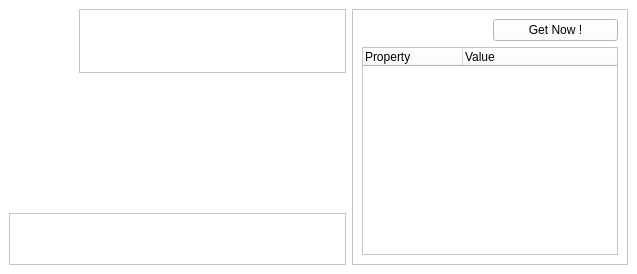
Above: rezals/detail/rzxitem.ui from Fruneau/qRezix before the change. Below: the same form after it.
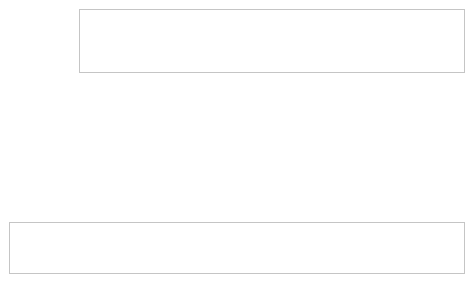
That is the form after the change.

Commit message: Ajout d'un splitter pour sÃ©parer la partie 'DÃ©tails sur la personne' et la partie 'PropriÃ©tÃ©s' dans Item Details consÃ©quence : * Equilibrage entre les deux champs dÃ©fini par l'utilisateur uniquement... * PossibilitÃ© de disparaÃ®tre une des deux partie * A terme, devrait permettre de placer Item Details en vertical avec les deux sous modules l'un au dessous de l'autre...

What changed in the file:
```diff
--- a/rezals/detail/rzxitem.ui
+++ b/rezals/detail/rzxitem.ui
@@ -8,8 +8,8 @@
    <rect>
     <x>0</x>
     <y>0</y>
-    <width>637</width>
-    <height>274</height>
+    <width>474</width>
+    <height>283</height>
    </rect>
   </property>
   <property name="sizePolicy" >
@@ -22,7 +22,7 @@
   </property>
   <property name="minimumSize" >
    <size>
-    <width>300</width>
+    <width>150</width>
     <height>256</height>
    </size>
   </property>
@@ -307,31 +307,250 @@
    <property name="spacing" >
     <number>6</number>
    </property>
-   <item row="3" column="0" >
-    <spacer>
-     <property name="orientation" >
-      <enum>Qt::Vertical</enum>
+   <item row="0" column="0" colspan="2" >
+    <layout class="QHBoxLayout" >
+     <property name="margin" >
+      <number>0</number>
      </property>
-     <property name="sizeHint" >
+     <property name="spacing" >
+      <number>6</number>
+     </property>
+     <item>
+      <widget class="QLabel" name="lblIcon" >
+       <property name="sizePolicy" >
+        <sizepolicy>
+         <hsizetype>0</hsizetype>
+         <vsizetype>0</vsizetype>
+         <horstretch>0</horstretch>
+         <verstretch>0</verstretch>
+        </sizepolicy>
+       </property>
+       <property name="minimumSize" >
       <size>
-       <width>20</width>
-       <height>16</height>
-      </size>
-     </property>
-    </spacer>
-   </item>
-   <item row="1" column="0" >
-    <spacer>
-     <property name="orientation" >
-      <enum>Qt::Vertical</enum>
-     </property>
-     <property name="sizeHint" >
+         <width>64</width>
+         <height>64</height>
+        </size>
+       </property>
+       <property name="maximumSize" >
+        <size>
+         <width>64</width>
+         <height>64</height>
+        </size>
+       </property>
+       <property name="text" >
+        <string/>
+       </property>
+      </widget>
+     </item>
+     <item>
+      <widget class="QFrame" name="frame" >
+       <property name="sizePolicy" >
+        <sizepolicy>
+         <hsizetype>7</hsizetype>
+         <vsizetype>5</vsizetype>
+         <horstretch>0</horstretch>
+         <verstretch>0</verstretch>
+        </sizepolicy>
+       </property>
+       <property name="minimumSize" >
       <size>
-       <width>20</width>
-       <height>16</height>
-      </size>
-     </property>
-    </spacer>
+         <width>16</width>
+         <height>64</height>
+        </size>
+       </property>
+       <property name="maximumSize" >
+        <size>
+         <width>16777215</width>
+         <height>64</height>
+        </size>
+       </property>
+       <property name="frameShape" >
+        <enum>QFrame::StyledPanel</enum>
+       </property>
+       <property name="frameShadow" >
+        <enum>QFrame::Raised</enum>
+       </property>
+       <layout class="QGridLayout" >
+        <property name="margin" >
+         <number>9</number>
+        </property>
+        <property name="spacing" >
+         <number>6</number>
+        </property>
+        <item row="0" column="0" >
+         <widget class="QLabel" name="lblFavorite" >
+          <property name="text" >
+           <string/>
+          </property>
+         </widget>
+        </item>
+        <item row="0" column="1" >
+         <widget class="QLabel" name="lblName" >
+          <property name="sizePolicy" >
+           <sizepolicy>
+            <hsizetype>7</hsizetype>
+            <vsizetype>5</vsizetype>
+            <horstretch>0</horstretch>
+            <verstretch>0</verstretch>
+           </sizepolicy>
+          </property>
+          <property name="textFormat" >
+           <enum>Qt::RichText</enum>
+          </property>
+          <property name="alignment" >
+           <set>Qt::AlignCenter</set>
+          </property>
+         </widget>
+        </item>
+       </layout>
+      </widget>
+     </item>
+    </layout>
+   </item>
+   <item row="5" column="0" colspan="2" >
+    <widget class="QFrame" name="frmDetails" >
+     <property name="sizePolicy" >
+      <sizepolicy>
+       <hsizetype>5</hsizetype>
+       <vsizetype>0</vsizetype>
+       <horstretch>0</horstretch>
+       <verstretch>0</verstretch>
+      </sizepolicy>
+     </property>
+     <property name="frameShape" >
+      <enum>QFrame::StyledPanel</enum>
+     </property>
+     <property name="frameShadow" >
+      <enum>QFrame::Raised</enum>
+     </property>
+     <layout class="QHBoxLayout" >
+      <property name="margin" >
+       <number>8</number>
+      </property>
+      <property name="spacing" >
+       <number>6</number>
+      </property>
+      <item>
+       <widget class="QLabel" name="lblStateIcon" >
+        <property name="sizePolicy" >
+         <sizepolicy>
+          <hsizetype>0</hsizetype>
+          <vsizetype>0</vsizetype>
+          <horstretch>0</horstretch>
+          <verstretch>0</verstretch>
+         </sizepolicy>
+        </property>
+        <property name="minimumSize" >
+         <size>
+          <width>32</width>
+          <height>32</height>
+         </size>
+        </property>
+        <property name="maximumSize" >
+         <size>
+          <width>32</width>
+          <height>32</height>
+         </size>
+        </property>
+        <property name="text" >
+         <string/>
+        </property>
+       </widget>
+      </item>
+      <item>
+       <widget class="QLabel" name="lblState" >
+        <property name="text" >
+         <string/>
+        </property>
+       </widget>
+      </item>
+      <item>
+       <widget class="QLabel" name="lblOS" >
+        <property name="sizePolicy" >
+         <sizepolicy>
+          <hsizetype>0</hsizetype>
+          <vsizetype>0</vsizetype>
+          <horstretch>0</horstretch>
+          <verstretch>0</verstretch>
+         </sizepolicy>
+        </property>
+        <property name="minimumSize" >
+         <size>
+          <width>32</width>
+          <height>32</height>
+         </size>
+        </property>
+        <property name="maximumSize" >
+         <size>
+          <width>32</width>
+          <height>32</height>
+         </size>
+        </property>
+        <property name="text" >
+         <string/>
+        </property>
+       </widget>
+      </item>
+      <item>
+       <widget class="QLabel" name="lblClient" >
+        <property name="text" >
+         <string/>
+        </property>
+       </widget>
+      </item>
+      <item>
+       <widget class="QLabel" name="lblPromo" >
+        <property name="sizePolicy" >
+         <sizepolicy>
+          <hsizetype>0</hsizetype>
+          <vsizetype>0</vsizetype>
+          <horstretch>0</horstretch>
+          <verstretch>0</verstretch>
+         </sizepolicy>
+        </property>
+        <property name="minimumSize" >
+         <size>
+          <width>32</width>
+          <height>32</height>
+         </size>
+        </property>
+        <property name="maximumSize" >
+         <size>
+          <width>32</width>
+          <height>32</height>
+         </size>
+        </property>
+        <property name="text" >
+         <string/>
+        </property>
+       </widget>
+      </item>
+      <item>
+       <layout class="QVBoxLayout" >
+        <property name="margin" >
+         <number>0</number>
+        </property>
+        <property name="spacing" >
+         <number>6</number>
+        </property>
+        <item>
+         <widget class="QLabel" name="lblRezal" >
+          <property name="text" >
+           <string/>
+          </property>
+         </widget>
+        </item>
+        <item>
+         <widget class="QLabel" name="lblIP" >
+          <property name="text" >
+           <string/>
+          </property>
+         </widget>
+        </item>
+       </layout>
+      </item>
+     </layout>
+    </widget>
    </item>
    <item row="2" column="0" >
     <layout class="QGridLayout" >
@@ -524,7 +743,33 @@
      </item>
     </layout>
    </item>
-   <item rowspan="3" row="1" column="1" >
+   <item row="1" column="0" >
+    <spacer>
+     <property name="orientation" >
+      <enum>Qt::Vertical</enum>
+     </property>
+     <property name="sizeHint" >
+      <size>
+       <width>76</width>
+       <height>16</height>
+      </size>
+     </property>
+    </spacer>
+   </item>
+   <item rowspan="2" row="3" column="0" >
+    <spacer>
+     <property name="orientation" >
+      <enum>Qt::Vertical</enum>
+     </property>
+     <property name="sizeHint" >
+      <size>
+       <width>76</width>
+       <height>16</height>
+      </size>
+     </property>
+    </spacer>
+   </item>
+   <item rowspan="4" row="1" column="1" >
     <widget class="QLabel" name="lblComment" >
      <property name="sizePolicy" >
       <sizepolicy>
@@ -551,349 +796,6 @@
      </property>
     </widget>
    </item>
-   <item rowspan="5" row="0" column="2" >
-    <widget class="QFrame" name="frmProp" >
-     <property name="sizePolicy" >
-      <sizepolicy>
-       <hsizetype>5</hsizetype>
-       <vsizetype>7</vsizetype>
-       <horstretch>0</horstretch>
-       <verstretch>0</verstretch>
-      </sizepolicy>
-     </property>
-     <property name="frameShape" >
-      <enum>QFrame::StyledPanel</enum>
-     </property>
-     <property name="frameShadow" >
-      <enum>QFrame::Raised</enum>
-     </property>
-     <layout class="QGridLayout" >
-      <property name="margin" >
-       <number>9</number>
-      </property>
-      <property name="spacing" >
-       <number>6</number>
-      </property>
-      <item row="1" column="0" colspan="2" >
-       <widget class="QTreeWidget" name="propsView" >
-        <property name="sizePolicy" >
-         <sizepolicy>
-          <hsizetype>7</hsizetype>
-          <vsizetype>7</vsizetype>
-          <horstretch>0</horstretch>
-          <verstretch>0</verstretch>
-         </sizepolicy>
-        </property>
-        <property name="minimumSize" >
-         <size>
-          <width>0</width>
-          <height>128</height>
-         </size>
-        </property>
-        <property name="maximumSize" >
-         <size>
-          <width>300</width>
-          <height>16777215</height>
-         </size>
-        </property>
-        <property name="baseSize" >
-         <size>
-          <width>300</width>
-          <height>128</height>
-         </size>
-        </property>
-        <property name="alternatingRowColors" >
-         <bool>true</bool>
-        </property>
-        <property name="rootIsDecorated" >
-         <bool>false</bool>
-        </property>
-        <property name="uniformRowHeights" >
-         <bool>true</bool>
-        </property>
-        <property name="itemsExpandable" >
-         <bool>false</bool>
-        </property>
-        <property name="columnCount" >
-         <number>2</number>
-        </property>
-        <column>
-         <property name="text" >
-          <string>Property</string>
-         </property>
-        </column>
-        <column>
-         <property name="text" >
-          <string>Value</string>
-         </property>
-        </column>
-       </widget>
-      </item>
-      <item row="0" column="1" >
-       <widget class="QPushButton" name="btnProperties" >
-        <property name="text" >
-         <string>Get Now !</string>
-        </property>
-       </widget>
-      </item>
-      <item row="0" column="0" >
-       <widget class="QLabel" name="lblDate" >
-        <property name="text" >
-         <string/>
-        </property>
-        <property name="buddy" >
-         <cstring>btnProperties</cstring>
-        </property>
-       </widget>
-      </item>
-     </layout>
-    </widget>
-   </item>
-   <item row="4" column="0" colspan="2" >
-    <widget class="QFrame" name="frmDetails" >
-     <property name="sizePolicy" >
-      <sizepolicy>
-       <hsizetype>5</hsizetype>
-       <vsizetype>0</vsizetype>
-       <horstretch>0</horstretch>
-       <verstretch>0</verstretch>
-      </sizepolicy>
-     </property>
-     <property name="frameShape" >
-      <enum>QFrame::StyledPanel</enum>
-     </property>
-     <property name="frameShadow" >
-      <enum>QFrame::Raised</enum>
-     </property>
-     <layout class="QHBoxLayout" >
-      <property name="margin" >
-       <number>8</number>
-      </property>
-      <property name="spacing" >
-       <number>6</number>
-      </property>
-      <item>
-       <widget class="QLabel" name="lblStateIcon" >
-        <property name="sizePolicy" >
-         <sizepolicy>
-          <hsizetype>0</hsizetype>
-          <vsizetype>0</vsizetype>
-          <horstretch>0</horstretch>
-          <verstretch>0</verstretch>
-         </sizepolicy>
-        </property>
-        <property name="minimumSize" >
-         <size>
-          <width>32</width>
-          <height>32</height>
-         </size>
-        </property>
-        <property name="maximumSize" >
-         <size>
-          <width>32</width>
-          <height>32</height>
-         </size>
-        </property>
-        <property name="text" >
-         <string/>
-        </property>
-       </widget>
-      </item>
-      <item>
-       <widget class="QLabel" name="lblState" >
-        <property name="text" >
-         <string/>
-        </property>
-       </widget>
-      </item>
-      <item>
-       <widget class="QLabel" name="lblOS" >
-        <property name="sizePolicy" >
-         <sizepolicy>
-          <hsizetype>0</hsizetype>
-          <vsizetype>0</vsizetype>
-          <horstretch>0</horstretch>
-          <verstretch>0</verstretch>
-         </sizepolicy>
-        </property>
-        <property name="minimumSize" >
-         <size>
-          <width>32</width>
-          <height>32</height>
-         </size>
-        </property>
-        <property name="maximumSize" >
-         <size>
-          <width>32</width>
-          <height>32</height>
-         </size>
-        </property>
-        <property name="text" >
-         <string/>
-        </property>
-       </widget>
-      </item>
-      <item>
-       <widget class="QLabel" name="lblClient" >
-        <property name="text" >
-         <string/>
-        </property>
-       </widget>
-      </item>
-      <item>
-       <widget class="QLabel" name="lblPromo" >
-        <property name="sizePolicy" >
-         <sizepolicy>
-          <hsizetype>0</hsizetype>
-          <vsizetype>0</vsizetype>
-          <horstretch>0</horstretch>
-          <verstretch>0</verstretch>
-         </sizepolicy>
-        </property>
-        <property name="minimumSize" >
-         <size>
-          <width>32</width>
-          <height>32</height>
-         </size>
-        </property>
-        <property name="maximumSize" >
-         <size>
-          <width>32</width>
-          <height>32</height>
-         </size>
-        </property>
-        <property name="text" >
-         <string/>
-        </property>
-       </widget>
-      </item>
-      <item>
-       <layout class="QVBoxLayout" >
-        <property name="margin" >
-         <number>0</number>
-        </property>
-        <property name="spacing" >
-         <number>6</number>
-        </property>
-        <item>
-         <widget class="QLabel" name="lblRezal" >
-          <property name="text" >
-           <string/>
-          </property>
-         </widget>
-        </item>
-        <item>
-         <widget class="QLabel" name="lblIP" >
-          <property name="text" >
-           <string/>
-          </property>
-         </widget>
-        </item>
-       </layout>
-      </item>
-     </layout>
-    </widget>
-   </item>
-   <item row="0" column="0" colspan="2" >
-    <layout class="QHBoxLayout" >
-     <property name="margin" >
-      <number>0</number>
-     </property>
-     <property name="spacing" >
-      <number>6</number>
-     </property>
-     <item>
-      <widget class="QLabel" name="lblIcon" >
-       <property name="sizePolicy" >
-        <sizepolicy>
-         <hsizetype>0</hsizetype>
-         <vsizetype>0</vsizetype>
-         <horstretch>0</horstretch>
-         <verstretch>0</verstretch>
-        </sizepolicy>
-       </property>
-       <property name="minimumSize" >
-        <size>
-         <width>64</width>
-         <height>64</height>
-        </size>
-       </property>
-       <property name="maximumSize" >
-        <size>
-         <width>64</width>
-         <height>64</height>
-        </size>
-       </property>
-       <property name="text" >
-        <string/>
-       </property>
-      </widget>
-     </item>
-     <item>
-      <widget class="QFrame" name="frame" >
-       <property name="sizePolicy" >
-        <sizepolicy>
-         <hsizetype>7</hsizetype>
-         <vsizetype>5</vsizetype>
-         <horstretch>0</horstretch>
-         <verstretch>0</verstretch>
-        </sizepolicy>
-       </property>
-       <property name="minimumSize" >
-        <size>
-         <width>16</width>
-         <height>64</height>
-        </size>
-       </property>
-       <property name="maximumSize" >
-        <size>
-         <width>16777215</width>
-         <height>64</height>
-        </size>
-       </property>
-       <property name="frameShape" >
-        <enum>QFrame::StyledPanel</enum>
-       </property>
-       <property name="frameShadow" >
-        <enum>QFrame::Raised</enum>
-       </property>
-       <layout class="QGridLayout" >
-        <property name="margin" >
-         <number>9</number>
-        </property>
-        <property name="spacing" >
-         <number>6</number>
-        </property>
-        <item row="0" column="0" >
-         <widget class="QLabel" name="lblFavorite" >
-          <property name="text" >
-           <string/>
-          </property>
-         </widget>
-        </item>
-        <item row="0" column="1" >
-         <widget class="QLabel" name="lblName" >
-          <property name="sizePolicy" >
-           <sizepolicy>
-            <hsizetype>7</hsizetype>
-            <vsizetype>5</vsizetype>
-            <horstretch>0</horstretch>
-            <verstretch>0</verstretch>
-           </sizepolicy>
-          </property>
-          <property name="textFormat" >
-           <enum>Qt::RichText</enum>
-          </property>
-          <property name="alignment" >
-           <set>Qt::AlignCenter</set>
-          </property>
-         </widget>
-        </item>
-       </layout>
-      </widget>
-     </item>
-    </layout>
-   </item>
   </layout>
  </widget>
  <layoutdefault spacing="6" margin="0" />
```
Left out of the diff: 4 changed lines with no effect on the pictures. Lines whose indentation alone changed are shown as unchanged. The commit also changes 6 other files.
